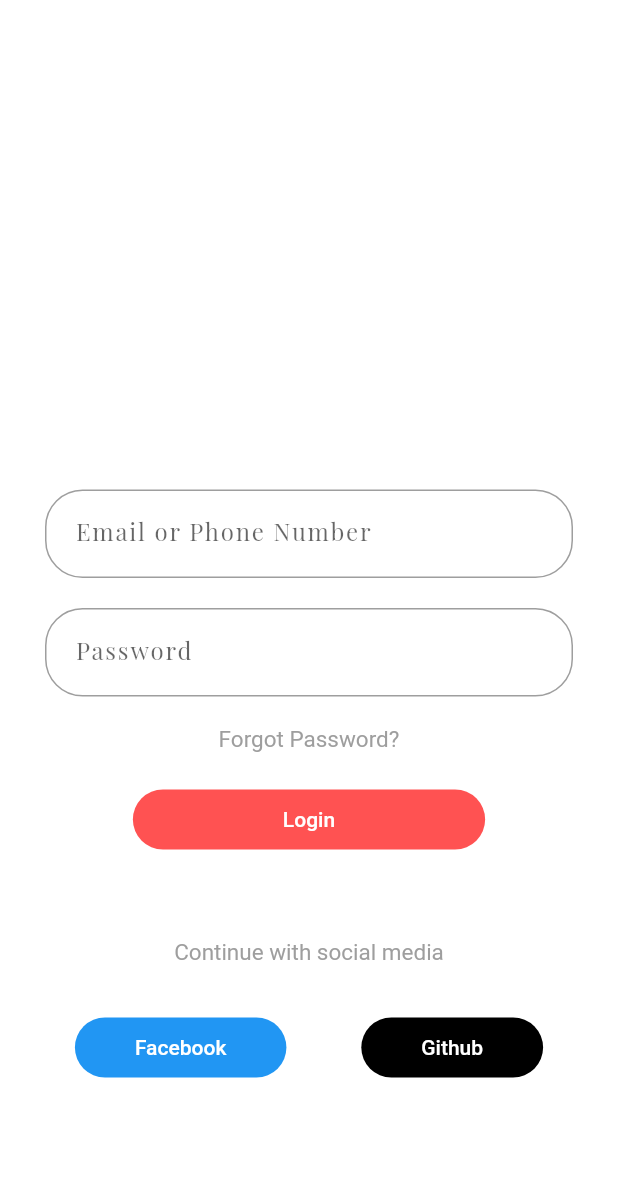
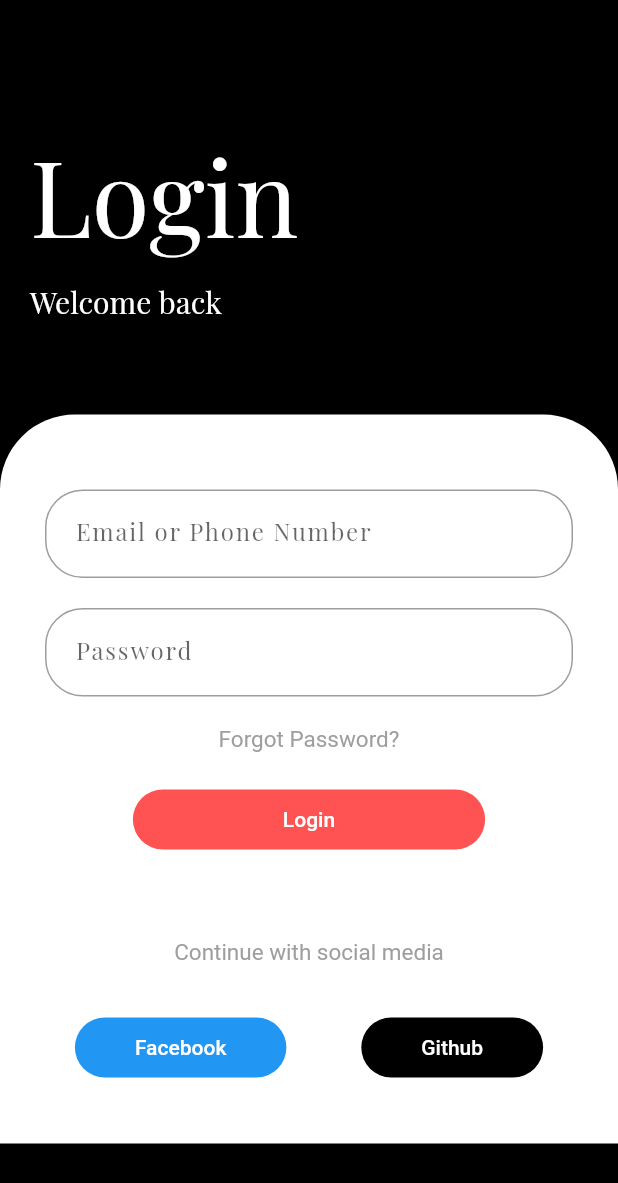
Before and after one commit to stephaniefash/flutter-login-ui-challenge, a Flutter app: the screen it shows after launch, on a phone screen of 412 x 824 dp. Shown: the top 1183 px of the screen. Run offline on Flutter 3.47's test engine with Material 2 defaults, Android fonts, the phone set to English and light mode, and no system bars.

Commit message:
minor changes

```diff
--- a/lib/constants.dart
+++ b/lib/constants.dart
@@ -7,4 +7,4 @@ const String facebookText =   "Facebook";
 const String githubText =   "Github";
 const String loginText =   "Login";
 const String welcomeBackText =   "Welcome back";
-const String formErrorMessage =   "Please enter some text'";
+const String formErrorMessage =   "Please enter some text";
--- a/lib/login_page.dart
+++ b/lib/login_page.dart
@@ -33,7 +33,9 @@ class _LoginPageState extends State<LoginPage>
       curve: Curves.elasticIn,
     ));
 
+    Future.delayed(const Duration(seconds: 1), () {
     _controller.forward();
+    });
   }
 
   @override
@@ -45,6 +47,7 @@ class _LoginPageState extends State<LoginPage>
   @override
   Widget build(BuildContext context) {
     return Container(
+      decoration: new BoxDecoration(color: Colors.black),
       child: Column(
         children: [
           SlideTransition(
```
